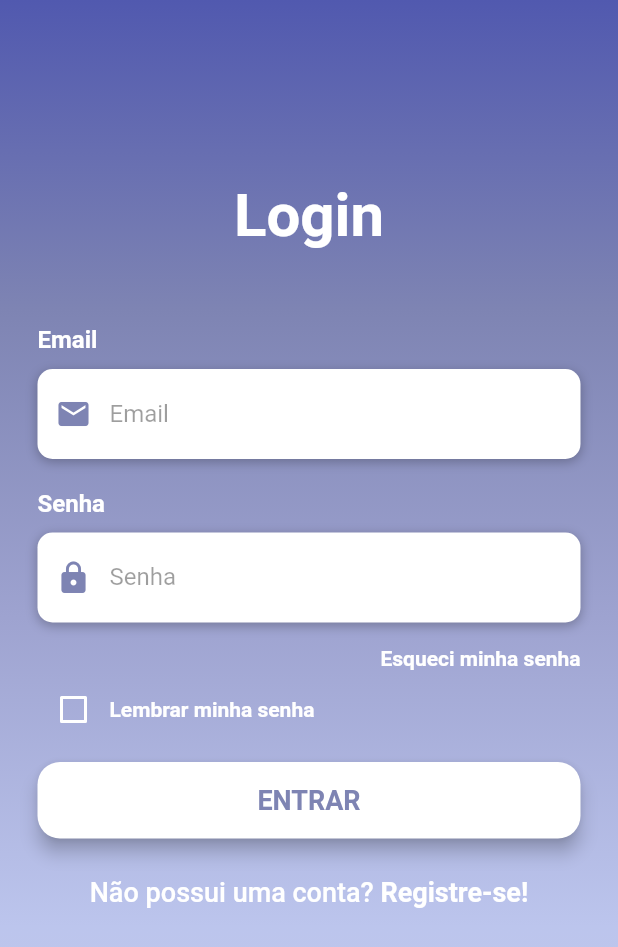
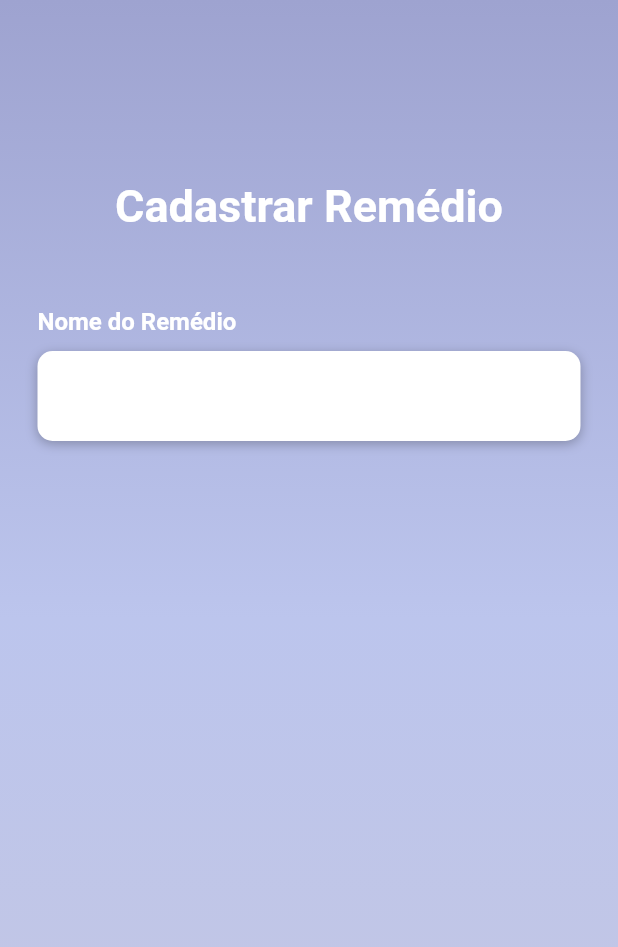
Before and after one commit to GuDropa/projetoDrugTime, a Flutter app: the screen it shows after launch, on a phone screen of 412 x 824 dp. Shown: the top 947 px of the screen. Run offline on Flutter 3.47's test engine with Material 2 defaults, Android fonts, the phone set to English and light mode, and no system bars.

Commit message:
Começo da tela de cadastro

```diff
--- a/teste/lib/loginScreen.dart
+++ b/teste/lib/loginScreen.dart
@@ -1,3 +1,5 @@
+// ignore_for_file: prefer_const_constructors, prefer_const_literals_to_create_immutables, avoid_print, use_key_in_widget_constructors, sized_box_for_whitespace, file_names, deprecated_member_use
+
 import 'package:flutter/material.dart';
 import 'package:flutter/services.dart';
 
--- a/teste/lib/main.dart
+++ b/teste/lib/main.dart
@@ -1,5 +1,8 @@
+// ignore_for_file: use_key_in_widget_constructors, unused_import
+
 import 'package:flutter/material.dart';
 import 'loginScreen.dart';
+import 'medRegister.dart';
 
 void main() {
   runApp(MyApp());
@@ -11,7 +14,8 @@ class MyApp extends StatelessWidget {
     return MaterialApp(
       title: 'TiMed Login Page',
       debugShowCheckedModeBanner: false,
-      home: LoginScreen(),
+      //  home: LoginScreen(),
+      home: MedRegister(),
     );
   }
 }
--- /dev/null
+++ b/teste/lib/medRegister.dart
@@ -0,0 +1,126 @@
+// ignore_for_file: file_names, unused_import, use_key_in_widget_constructors, prefer_const_constructors, duplicate_ignore, prefer_const_literals_to_create_immutables
+
+import 'package:flutter/services.dart';
+import 'package:flutter/material.dart';
+
+class MedRegister extends StatefulWidget {
+  @override
+  _MedRegisterState createState() => _MedRegisterState();
+}
+
+class _MedRegisterState extends State<MedRegister> {
+  Widget buildMedName() {
+    return Column(
+      crossAxisAlignment: CrossAxisAlignment.start,
+      children: <Widget>[
+        Text(
+          'Nome do Remédio',
+          style: TextStyle(
+              color: Colors.white, fontSize: 16, fontWeight: FontWeight.bold),
+        ),
+        SizedBox(height: 10),
+        Container(
+          alignment: Alignment.centerLeft,
+          decoration: BoxDecoration(
+              color: Colors.white,
+              borderRadius: BorderRadius.circular(10),
+              boxShadow: [
+                BoxShadow(
+                  color: Colors.black26,
+                  blurRadius: 6,
+                  offset: Offset(0, 2),
+                )
+              ]),
+          height: 60,
+          child: TextField(
+            keyboardType: TextInputType.text,
+            style: TextStyle(color: Colors.black87), //TextStyle
+            decoration: InputDecoration(
+              border: InputBorder.none,
+              contentPadding: EdgeInsets.only(left: 14),
+            ),
+          ),
+        )
+      ],
+    );
+  }
+
+  Widget buildMedTime() {
+    return Column(
+      crossAxisAlignment: CrossAxisAlignment.start,
+      children: <Widget>[
+        Text(
+          'Hora do Remédio',
+          style: TextStyle(
+              color: Colors.white, fontSize: 16, fontWeight: FontWeight.bold),
+        ),
+        SizedBox(height: 10),
+        Container(
+          alignment: Alignment.centerLeft,
+          decoration: BoxDecoration(
+              color: Colors.white,
+              borderRadius: BorderRadius.circular(10),
+              boxShadow: [
+                BoxShadow(
+                  color: Colors.black26,
+                  blurRadius: 6,
+                  offset: Offset(0, 2),
+                )
+              ]),
+          height: 60,
+        )
+      ],
+    );
+  }
+
+  @override
+  Widget build(BuildContext context) {
+    return Scaffold(
+      body: AnnotatedRegion<SystemUiOverlayStyle>(
+        value: SystemUiOverlayStyle.light,
+        child: GestureDetector(
+          child: Stack(
+            children: <Widget>[
+              Container(
+                height: double.infinity,
+                width: double.infinity,
+                // ignore: prefer_const_constructors
+                decoration: BoxDecoration(
+                    gradient: LinearGradient(
+                        begin: Alignment.topCenter,
+                        end: Alignment.bottomCenter,
+                        colors: [
+                      Color(0xff9ea3d0),
+                      Color(0xffbcc5ed),
+                      Color(0xffc5c7e1),
+                    ])),
+                child: SingleChildScrollView(
+                  physics: AlwaysScrollableScrollPhysics(),
+                  padding: EdgeInsets.symmetric(
+                    horizontal: 25,
+                    vertical: 120,
+                  ),
+                  child: Column(
+                    mainAxisAlignment: MainAxisAlignment.center,
+                    children: <Widget>[
+                      Text(
+                        'Cadastrar Remédio',
+                        style: TextStyle(
+                          color: Colors.white,
+                          fontSize: 30,
+                          fontWeight: FontWeight.bold,
+                        ),
+                      ),
+                      SizedBox(height: 50),
+                      buildMedName(),
+                    ],
+                  ),
+                ),
+              )
+            ],
+          ),
+        ),
+      ),
+    );
+  }
+}
```
